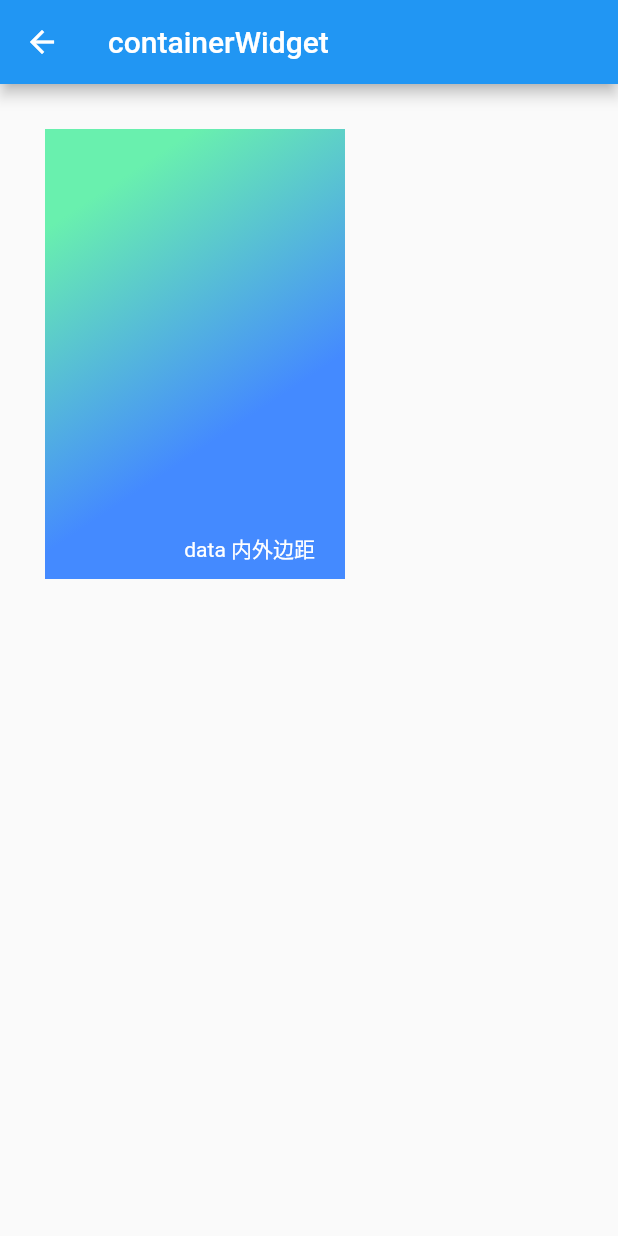
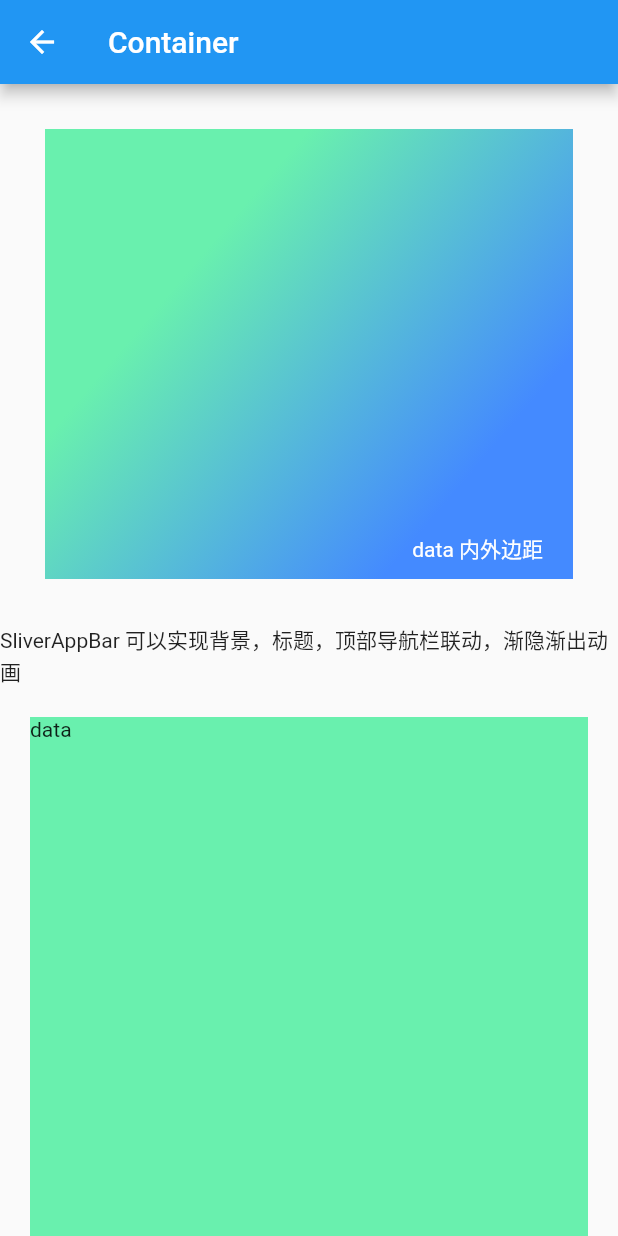
Before and after one commit to samuelhh/newFlutter, a Flutter app: the screen it shows after launch, after a tap on "Container", on a phone screen of 412 x 824 dp. Run offline on Flutter 3.47's test engine with Material 2 defaults, Android fonts, the phone set to English and light mode, and no system bars.

Commit message:
container修改

```diff
--- a/lib/pages/ContainerWidget.dart
+++ b/lib/pages/ContainerWidget.dart
@@ -5,9 +5,11 @@ class ContainerWidget extends StatelessWidget {
   Widget build(BuildContext context) {
     return Scaffold(
         appBar: AppBar(
-          title: Text("containerWidget"),
+          title: Text("Container"),
         ),
-        body: Container(
+        body: ListView(
+          children: [
+            Container(
               child: Text(
                 "data 内外边距",
                 style: TextStyle(color: Colors.white),
@@ -25,6 +27,18 @@ class ContainerWidget extends StatelessWidget {
                     colors: [Colors.greenAccent, Colors.blueAccent], // 渐变的色值数组
                     begin: Alignment.topCenter), //线性渐变的方向
               ),
+            ),
+            Text("SliverAppBar 可以实现背景，标题，顶部导航栏联动，渐隐渐出动画"),
+            Container(
+              width: 100.0,
+              height: 600.0,
+              color: Colors.greenAccent,
+              child: Text("data"),
+              margin: EdgeInsets.all(20.0),
+            ),
+            Text(
+                "做一个ssr项目， 我刚开始， 竟然使用generate命令， 结果导致文件放上去后， 刷新页面出现了404未找到页面错误。后面才发觉， 原来服务端渲染， 是要在服务端运行Nuxt框架的Node, 这是它框架的服务端渲染， 而generate是静态文件。")
+          ],
         ));
   }
 }
--- a/lib/pages/MainPage.dart
+++ b/lib/pages/MainPage.dart
@@ -49,7 +49,7 @@ class MyListView extends StatelessWidget {
             MaterialPageRoute(builder: (context) => new ContainerWidget())),
       ),
       ListTile(
-        title: Text("image"),
+        title: Text("Image"),
         trailing: Icon(Icons.keyboard_arrow_right),
         onTap: () {
           Navigator.push(context,
--- a/lib/pages/TextWidget.dart
+++ b/lib/pages/TextWidget.dart
@@ -5,7 +5,7 @@ class TextWidget extends StatelessWidget {
   Widget build(BuildContext context) {
     return Scaffold(
       appBar: AppBar(
-        title: Text("TextWidget"),
+        title: Text("Text"),
       ),
       body: Center(child: MyText()),
     );
```
Lines whose indentation alone changed are shown as unchanged.
